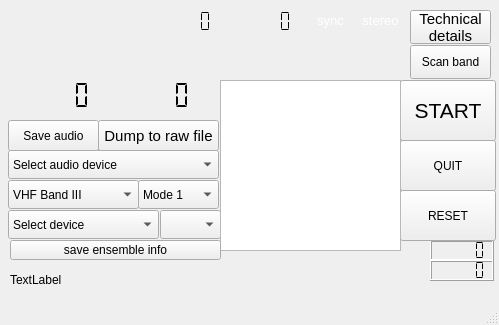
Above: forms/dabradio.ui from JvanKatwijk/qt-dab before the change. Below: the same form after it.
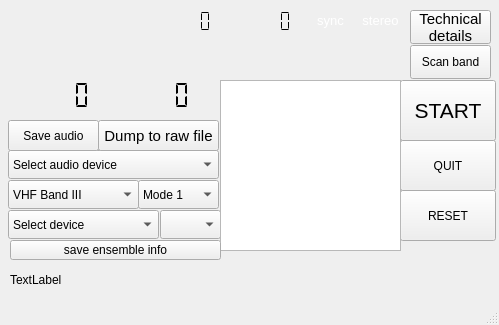
That is the form after the change.

Patch:
```diff
--- a/forms/dabradio.ui
+++ b/forms/dabradio.ui
@@ -233,7 +233,7 @@
      <rect>
       <x>10</x>
       <y>260</y>
-      <width>401</width>
+      <width>471</width>
       <height>41</height>
      </rect>
     </property>
@@ -262,32 +262,6 @@
      <set>Qt::LinksAccessibleByMouse|Qt::TextSelectableByMouse</set>
     </property>
    </widget>
-   <widget class="QLCDNumber" name="crcErrors_1">
-    <property name="geometry">
-     <rect>
-      <x>430</x>
-      <y>240</y>
-      <width>64</width>
-      <height>21</height>
-     </rect>
-    </property>
-    <property name="segmentStyle">
-     <enum>QLCDNumber::Flat</enum>
-    </property>
-   </widget>
-   <widget class="QLCDNumber" name="crcErrors_2">
-    <property name="geometry">
-     <rect>
-      <x>430</x>
-      <y>260</y>
-      <width>64</width>
-      <height>21</height>
-     </rect>
-    </property>
-    <property name="segmentStyle">
-     <enum>QLCDNumber::Flat</enum>
-    </property>
-   </widget>
    <widget class="QPushButton" name="startButton">
     <property name="geometry">
      <rect>
```
